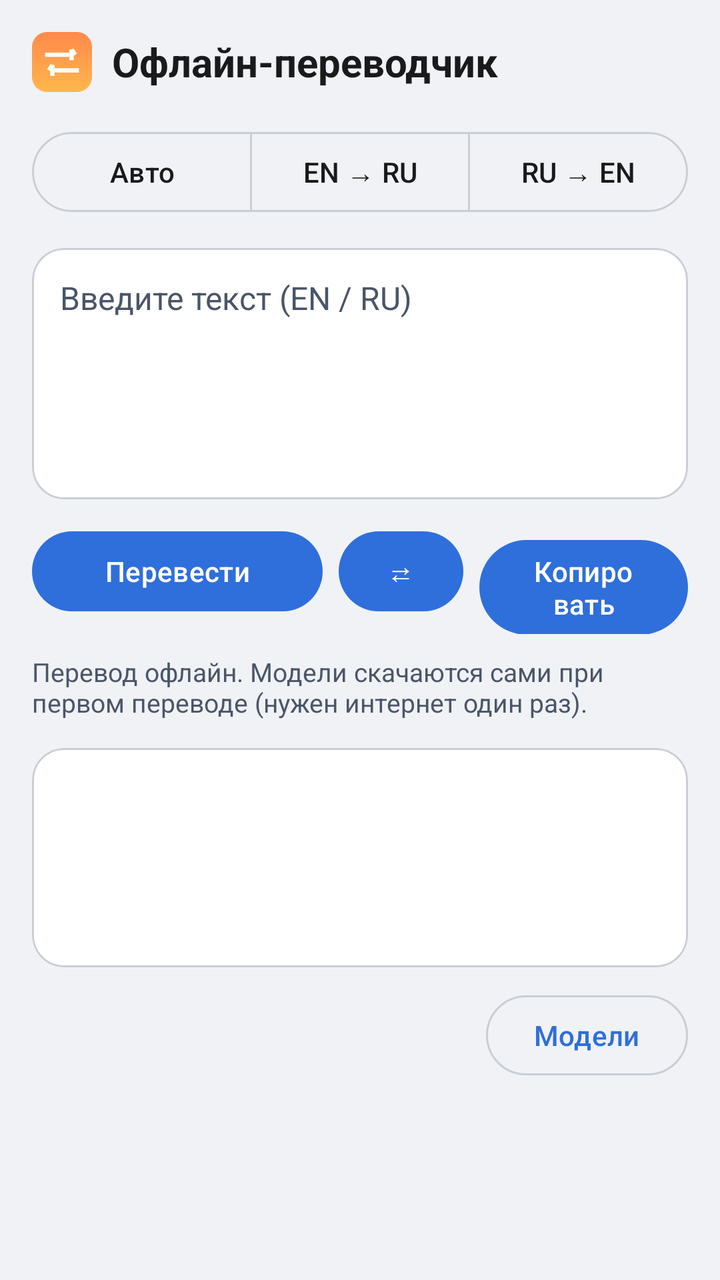
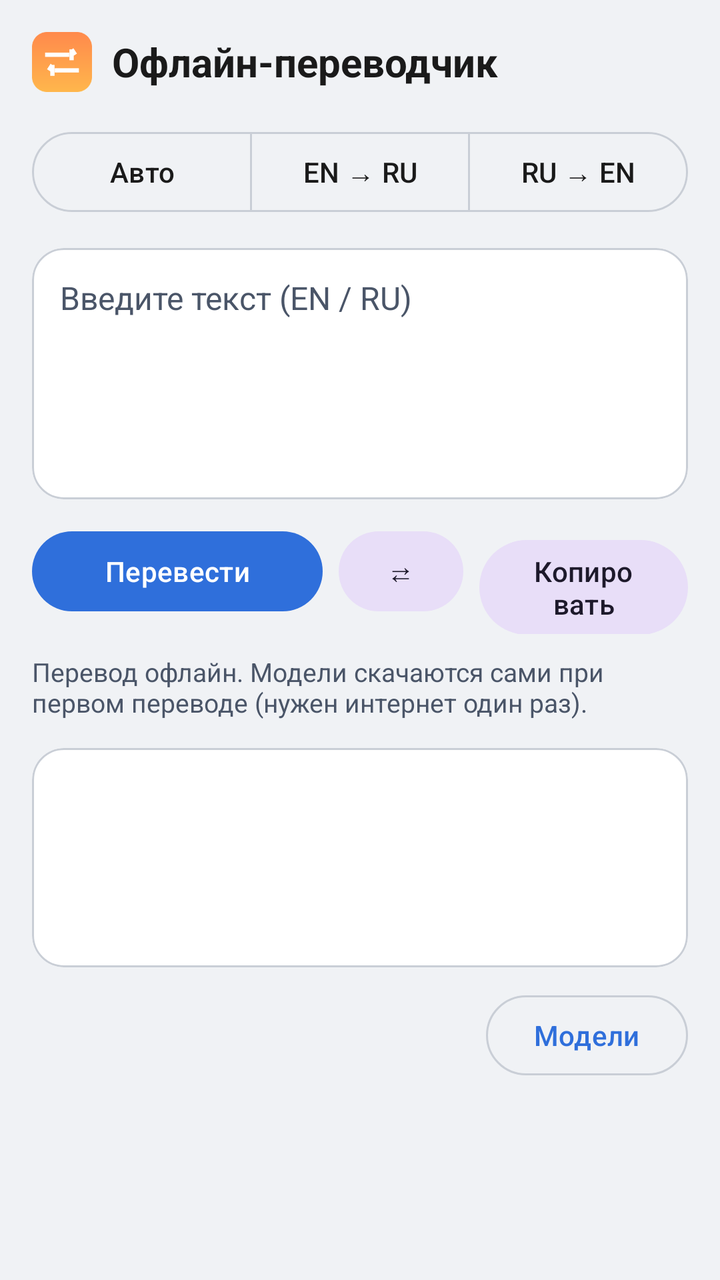

Compare the two renders of this Android layout. The source of the first and the diff that turns it into the second are given below.
<!-- AndroidManifest.xml: application theme Theme.OfflineTranslator -->
<!-- res/layout/activity_main.xml -->
<?xml version="1.0" encoding="utf-8"?>
<LinearLayout xmlns:android="http://schemas.android.com/apk/res/android"
    xmlns:app="http://schemas.android.com/apk/res-auto"
    android:layout_width="match_parent"
    android:layout_height="match_parent"
    android:background="@color/bg"
    android:orientation="vertical"
    android:padding="16dp">

    
    <LinearLayout
        android:layout_width="match_parent"
        android:layout_height="wrap_content"
        android:gravity="center_vertical"
        android:orientation="horizontal">

        <ImageView
            android:layout_width="30dp"
            android:layout_height="30dp"
            android:contentDescription="@string/app_name"
            android:src="@mipmap/ic_launcher" />

        <TextView
            android:layout_width="wrap_content"
            android:layout_height="wrap_content"
            android:layout_marginStart="10dp"
            android:text="@string/app_name"
            android:textColor="@color/text"
            android:textSize="20sp"
            android:textStyle="bold" />
    </LinearLayout>

    
    <com.google.android.material.button.MaterialButtonToggleGroup
        android:id="@+id/directionGroup"
        android:layout_width="match_parent"
        android:layout_height="wrap_content"
        android:layout_marginTop="16dp"
        app:selectionRequired="true"
        app:singleSelection="true">

        <Button
            android:id="@+id/btnAuto"
            style="?attr/materialButtonOutlinedStyle"
            android:layout_width="0dp"
            android:layout_height="wrap_content"
            android:layout_weight="1"
            android:text="@string/dir_auto" />

        <Button
            android:id="@+id/btnEnRu"
            style="?attr/materialButtonOutlinedStyle"
            android:layout_width="0dp"
            android:layout_height="wrap_content"
            android:layout_weight="1"
            android:text="@string/dir_en_ru" />

        <Button
            android:id="@+id/btnRuEn"
            style="?attr/materialButtonOutlinedStyle"
            android:layout_width="0dp"
            android:layout_height="wrap_content"
            android:layout_weight="1"
            android:text="@string/dir_ru_en" />
    </com.google.android.material.button.MaterialButtonToggleGroup>

    
    <com.google.android.material.card.MaterialCardView
        android:layout_width="match_parent"
        android:layout_height="wrap_content"
        android:layout_marginTop="14dp"
        app:cardBackgroundColor="@color/card"
        app:cardCornerRadius="16dp"
        app:cardElevation="0dp"
        app:strokeColor="@color/border"
        app:strokeWidth="1dp">

        <EditText
            android:id="@+id/source"
            android:layout_width="match_parent"
            android:layout_height="wrap_content"
            android:background="@android:color/transparent"
            android:gravity="top"
            android:hint="@string/source_hint"
            android:importantForAutofill="no"
            android:inputType="textMultiLine|textCapSentences"
            android:minLines="5"
            android:padding="14dp"
            android:textColor="@color/text"
            android:textColorHint="@color/status_fg"
            android:textSize="16sp" />
    </com.google.android.material.card.MaterialCardView>

    
    <LinearLayout
        android:layout_width="match_parent"
        android:layout_height="wrap_content"
        android:layout_marginTop="12dp"
        android:orientation="horizontal">

        <com.google.android.material.button.MaterialButton
            android:id="@+id/translateBtn"
            android:layout_width="0dp"
            android:layout_height="wrap_content"
            android:layout_marginEnd="8dp"
            android:layout_weight="1.4"
            android:text="@string/translate" />

        <com.google.android.material.button.MaterialButton
            android:id="@+id/swapBtn"
            style="?attr/materialButtonTonalStyle"
            android:layout_width="0dp"
            android:layout_height="wrap_content"
            android:layout_marginEnd="8dp"
            android:layout_weight="0.6"
            android:text="@string/swap" />

        <com.google.android.material.button.MaterialButton
            android:id="@+id/copyBtn"
            style="?attr/materialButtonTonalStyle"
            android:layout_width="0dp"
            android:layout_height="wrap_content"
            android:layout_weight="1"
            android:text="@string/copy" />
    </LinearLayout>

    <TextView
        android:id="@+id/status"
        android:layout_width="match_parent"
        android:layout_height="wrap_content"
        android:layout_marginTop="10dp"
        android:text="@string/hint_models"
        android:textColor="@color/status_fg"
        android:textSize="13sp" />

    
    <com.google.android.material.card.MaterialCardView
        android:layout_width="match_parent"
        android:layout_height="wrap_content"
        android:layout_marginTop="14dp"
        app:cardBackgroundColor="@color/card"
        app:cardCornerRadius="16dp"
        app:cardElevation="0dp"
        app:strokeColor="@color/border"
        app:strokeWidth="1dp">

        <TextView
            android:id="@+id/output"
            android:layout_width="match_parent"
            android:layout_height="wrap_content"
            android:minLines="4"
            android:padding="14dp"
            android:textColor="@color/text"
            android:textIsSelectable="true"
            android:textSize="17sp" />
    </com.google.android.material.card.MaterialCardView>

    <com.google.android.material.button.MaterialButton
        android:id="@+id/modelsBtn"
        style="?attr/materialButtonOutlinedStyle"
        android:layout_width="wrap_content"
        android:layout_height="wrap_content"
        android:layout_gravity="end"
        android:layout_marginTop="10dp"
        android:text="@string/download_models" />
</LinearLayout>
<!-- resources referenced by this layout -->
<resources>
  <color name="bg">#F0F2F5</color>
  <color name="border">#C9CED6</color>
  <color name="card">#FFFFFF</color>
  <color name="status_fg">#4A5568</color>
  <color name="text">#1A1A1A</color>
  <!-- mipmap ic_launcher: png bitmap (mipmap-hdpi, 2242 bytes) -->
  <string name="app_name">Офлайн-переводчик</string>
  <string name="copy">Копировать</string>
  <string name="dir_auto">Авто</string>
  <string name="dir_en_ru">EN → RU</string>
  <string name="dir_ru_en">RU → EN</string>
  <string name="download_models">Модели</string>
  <string name="hint_models">Перевод офлайн. Модели скачаются сами при первом переводе (нужен интернет один раз).</string>
  <string name="source_hint">Введите текст (EN / RU)</string>
  <string name="swap">⇄</string>
  <string name="translate">Перевести</string>
  <style name="Theme.OfflineTranslator" parent="Theme.Material3.DayNight.NoActionBar">
          <item name="colorPrimary">@color/accent</item>
          <item name="colorOnPrimary">@color/on_accent</item>
          <item name="android:colorBackground">@color/bg</item>
          <item name="colorSurface">@color/card</item>
          <item name="colorOnSurface">@color/text</item>
          <item name="colorOutline">@color/border</item>
          <item name="android:statusBarColor">@color/bg</item>
          <item name="android:windowLightStatusBar">false</item>
      </style>
  <color name="accent">#2F6FDB</color>
  <color name="on_accent">#FFFFFF</color>
</resources>

<!-- the commit's change to res/layout/activity_main.xml (unified diff, before → after) -->
@@ -108,7 +108,7 @@
 
         <com.google.android.material.button.MaterialButton
             android:id="@+id/swapBtn"
-            style="?attr/materialButtonTonalStyle"
+            style="@style/Widget.Material3.Button.TonalButton"
             android:layout_width="0dp"
             android:layout_height="wrap_content"
             android:layout_marginEnd="8dp"
@@ -117,7 +117,7 @@
 
         <com.google.android.material.button.MaterialButton
             android:id="@+id/copyBtn"
-            style="?attr/materialButtonTonalStyle"
+            style="@style/Widget.Material3.Button.TonalButton"
             android:layout_width="0dp"
             android:layout_height="wrap_content"
             android:layout_weight="1"
